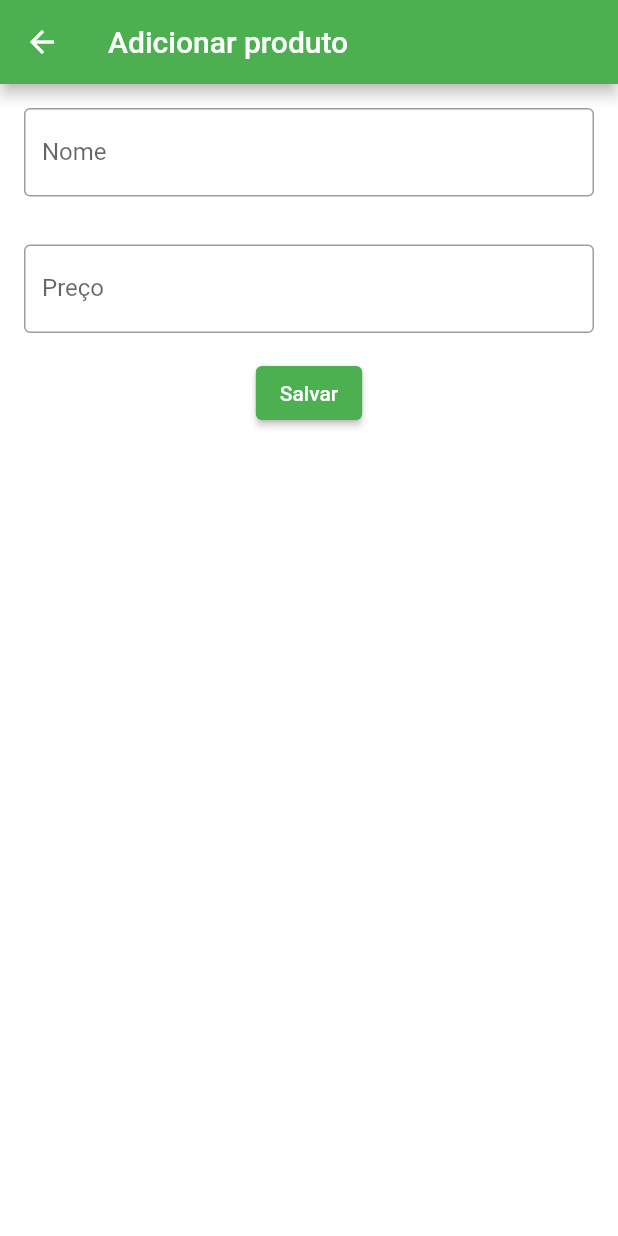
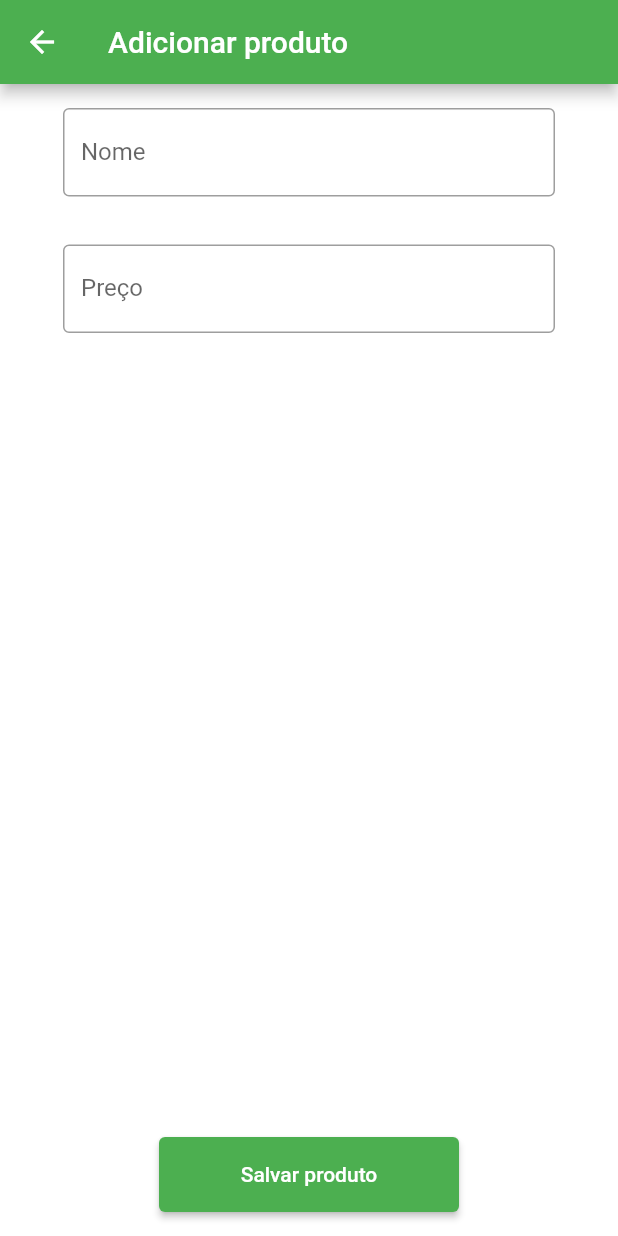
Before and after one commit to ThiagoArcoverde/Flutter-CR, a Flutter app: the screen it shows after launch, after a tap on "Adicionar Produto", on a phone screen of 412 x 824 dp. Run offline on Flutter 3.47's test engine with Material 2 defaults, Android fonts, the light colour scheme and no system bars.

Commit message:
Add estilização

```diff
--- a/lib/components/product_input.dart
+++ b/lib/components/product_input.dart
@@ -1,16 +1,18 @@
 import 'package:flutter/material.dart';
 
-class ProductInput extends StatelessWidget{
-
+class ProductInput extends StatelessWidget {
   final TextEditingController controller;
   final String? label;
   final String? hint;
 
-  const ProductInput({super.key, required this.controller, this.label, this.hint});
+  const ProductInput(
+      {super.key, required this.controller, this.label, this.hint});
 
   @override
   Widget build(BuildContext context) {
-    return Padding(
+    return SizedBox(
+      width: 360,
+      child: Padding(
         padding: const EdgeInsets.all(16.0),
         child: TextField(
           controller: controller,
@@ -20,7 +22,7 @@ class ProductInput extends StatelessWidget{
             hintText: hint,
           ),
         ),
+      ),
     );
   }
-
 }
--- a/lib/view/form_product.dart
+++ b/lib/view/form_product.dart
@@ -28,7 +28,9 @@ class _FormProductState extends State<FormProduct> {
   Widget build(BuildContext context) {
     return Scaffold(
       appBar: AppBar(title: const Text("Adicionar produto")),
-      body: SingleChildScrollView(
+      body: Column(
+        children: [
+          SingleChildScrollView(
             child: Column(
               children: [
                 ProductInput(
@@ -41,11 +43,23 @@ class _FormProductState extends State<FormProduct> {
                   label: 'Preço',
                   hint: 'Informe o preço do produtor',
                 ),
-            ElevatedButton(
+              ],
+            ),
+          ),
+          Expanded(
+            child: Align(
+              alignment: Alignment.bottomCenter,
+              child: Container(
+                decoration:
+                    BoxDecoration(borderRadius: BorderRadius.circular(16.0)),
+                width: 200,
+                height: 50,
+                child: ElevatedButton(
                   onPressed: () {
                     // Validação para verificar se algum dos campos não está preenchido
                     if (ctrlNome.text.isEmpty || ctrlPrice.text.isEmpty) {
-                  _showErrorSnackBar('Por favor, preencha todos os campos.');
+                      _showErrorSnackBar(
+                          'Por favor, preencha todos os campos.');
                       return;
                     }
 
@@ -57,14 +71,18 @@ class _FormProductState extends State<FormProduct> {
                     }
 
                     // Adicionar o produto à lista e voltar para a tela principal
-                Product novoProduto = Product(name: ctrlNome.text, price: price);
+                    Product novoProduto =
+                        Product(name: ctrlNome.text, price: price);
                     produtos.add(novoProduto);
                     Navigator.pop(context, novoProduto);
                   },
-              child: const Text("Salvar"),
-            )
+                  child: const Text("Salvar produto"),
+                ),
+              ),
+            ),
+          ),
+          const SizedBox(height: 16.0),
         ],
-        ),
       ),
     );
   }
--- a/lib/view/home.dart
+++ b/lib/view/home.dart
@@ -10,7 +10,7 @@ class Home extends StatelessWidget {
       appBar: AppBar(
         title: const Text("Produtos"),
       ),
-      body: ProductList(),
+      body: const ProductList(),
     );
   }
 }
--- a/lib/view/product_list.dart
+++ b/lib/view/product_list.dart
@@ -19,39 +19,23 @@ class _ProductListState extends State<ProductList> {
         children: [
           // Add margem
           const SizedBox(height: 16.0),
-
-          // Botao com func para ir a pagina de cadastrar produto e voltar com o resultado
-          ElevatedButton(
-            onPressed: () async {
-              final novoProduto = await Navigator.push(
-                context,
-                MaterialPageRoute(
-                  builder: (context) => const FormProduct(),
-                ),
-              );
-
-              if (novoProduto != null) {
-                setState(() {
-                  produtos.add(novoProduto);
-                });
-              }
-            },
-            child: const Text('Adicionar Produto'),
-          ),
-          // Add margem
-          const SizedBox(height: 16.0),
-          // Lista de produtos cadastrados
           Expanded(
             child: ListView(
               children: produtos.map((produto) {
                 return Card(
-                  elevation: 2.0, // Elevação da carta
-                  margin: const EdgeInsets.symmetric(horizontal: 16.0, vertical: 8.0), // Margem ao redor da carta
+                  elevation: 8.0,
+                  margin: const EdgeInsets.symmetric(
+                      horizontal: 80.0, vertical: 8.0),
+                  shape: RoundedRectangleBorder(
+                    side: const BorderSide(color: Colors.green, width: 2.0),
+                    borderRadius: BorderRadius.circular(15.0),
+                  ),
                   child: ListTile(
+                    leading: const Icon(Icons.api_rounded),
                     title: Text(
-                      produto.name,
+                      'Produto: ${produto.name}',
                       style: const TextStyle(
-                        fontWeight:  FontWeight.bold,
+                        fontWeight: FontWeight.bold,
                         fontSize: 18.0,
                       ),
                     ),
@@ -68,6 +52,31 @@ class _ProductListState extends State<ProductList> {
               }).toList(),
             ),
           ),
+          Container(
+            decoration: BoxDecoration(
+              borderRadius: BorderRadius.circular(16.0)
+            ),
+            width: 200,
+            height: 50,
+            child: ElevatedButton(
+              onPressed: () async {
+                final novoProduto = await Navigator.push(
+                  context,
+                  MaterialPageRoute(
+                    builder: (context) => const FormProduct(),
+                  ),
+                );
+
+                if (novoProduto != null) {
+                  setState(() {
+                    produtos.add(novoProduto);
+                  });
+                }
+              },
+              child: const Text('Adicionar Produto'),
+            ),
+          ),
+          const SizedBox(height: 16.0),
         ],
       ),
     );
```
Lines whose indentation alone changed are shown as unchanged.
